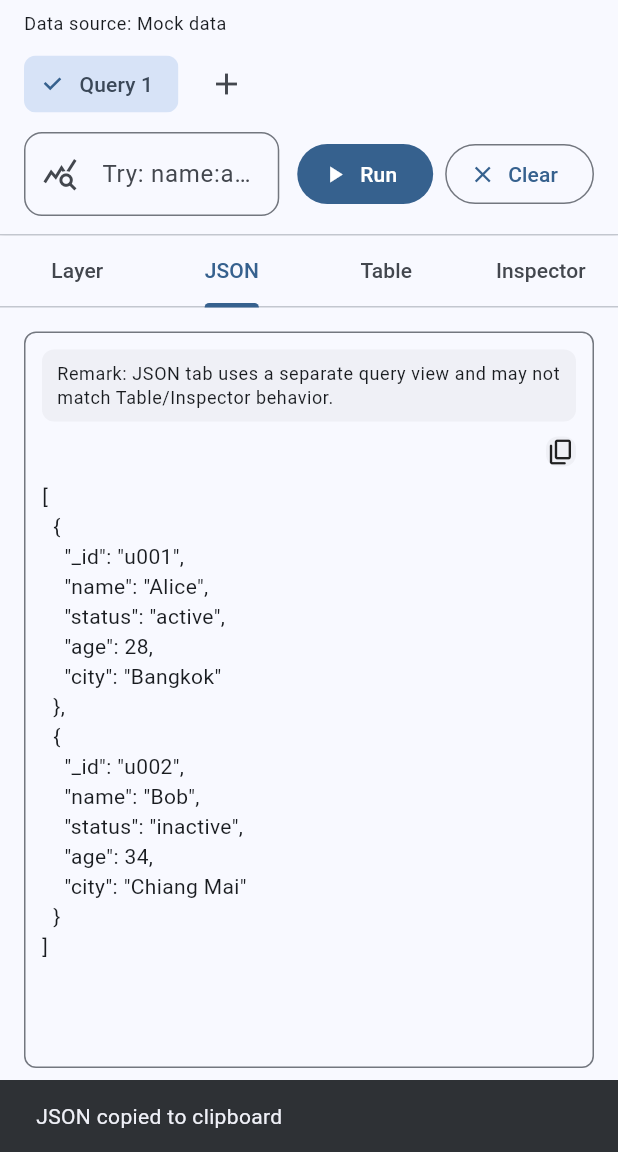
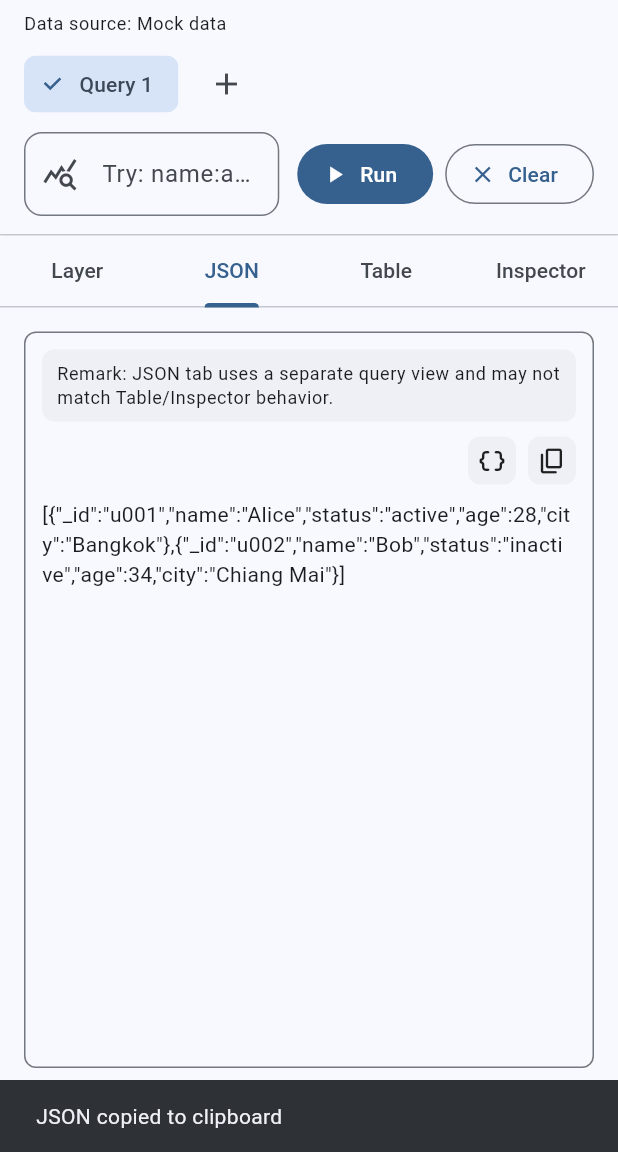
Before and after one commit to YongKhamchun/Realm-Gony3T, a Flutter app: the screen it shows after launch, tab 2 chosen, after a tap on the "content copy" icon, on a phone screen of 412 x 824 dp, the part 84-1236 px from its top. Run offline on Flutter 3.47's test engine with Material 3 defaults, Android fonts, the phone set to English and light mode, and no system bars; our stand-ins replace file_picker, flutter_riverpod, realm; missing offline and left inert: window_manager.

Commit message:
feat: add logic json display not pretty the first time and add button pretty json

```diff
--- a/lib/src/view/home/section/data_views_section.dart
+++ b/lib/src/view/home/section/data_views_section.dart
@@ -33,17 +33,34 @@ class InspectorTreeExpansionNotifier extends Notifier<Map<String, bool>> {
 
 const int _jsonPreviewLimit = 5;
 
+final _jsonRawProvider = Provider.family<String, _JsonRenderRequest>((
+  Ref ref,
+  _JsonRenderRequest request,
+) {
+  final List<Map<String, dynamic>> documentsForRender = _jsonPreviewDocuments(
+    request.documents,
+  );
+  return _buildCompactJson(documentsForRender);
+});
+
 final _jsonPrettyProvider = FutureProvider.family<String, _JsonRenderRequest>((
   Ref ref,
   _JsonRenderRequest request,
 ) async {
   await Future<void>.delayed(const Duration(milliseconds: 220));
-  final List<Map<String, dynamic>> documentsForRender =
-      request.documents.length <= _jsonPreviewLimit
-      ? request.documents
-      : request.documents.take(_jsonPreviewLimit).toList(growable: false);
+  final List<Map<String, dynamic>> documentsForRender = _jsonPreviewDocuments(
+    request.documents,
+  );
   return _buildPrettyJson(documentsForRender);
 });
+
+List<Map<String, dynamic>> _jsonPreviewDocuments(
+  List<Map<String, dynamic>> documents,
+) {
+  return documents.length <= _jsonPreviewLimit
+      ? documents
+      : documents.take(_jsonPreviewLimit).toList(growable: false);
+}
 
 class _JsonRenderRequest {
   const _JsonRenderRequest({required this.documents});
@@ -599,24 +616,54 @@ class _DeferredTabPlaceholder extends StatelessWidget {
   }
 }
 
-class HomeJsonView extends ConsumerWidget {
+class HomeJsonView extends ConsumerStatefulWidget {
   const HomeJsonView({super.key, required this.documents});
 
   final List<Map<String, dynamic>> documents;
 
   @override
-  Widget build(BuildContext context, WidgetRef ref) {
-    if (documents.isEmpty) {
+  ConsumerState<HomeJsonView> createState() => _HomeJsonViewState();
+}
+
+class _HomeJsonViewState extends ConsumerState<HomeJsonView> {
+  bool _isPrettyJsonEnabled = false;
+
+  @override
+  void didUpdateWidget(covariant HomeJsonView oldWidget) {
+    super.didUpdateWidget(oldWidget);
+    if (!identical(oldWidget.documents, widget.documents) &&
+        _isPrettyJsonEnabled) {
+      setState(() {
+        _isPrettyJsonEnabled = false;
+      });
+    }
+  }
+
+  @override
+  Widget build(BuildContext context) {
+    if (widget.documents.isEmpty) {
       return const Center(child: Text('No data found for this page'));
     }
 
+    final _JsonRenderRequest renderRequest = _JsonRenderRequest(
+      documents: widget.documents,
+    );
+    final String rawJson = ref.watch(_jsonRawProvider(renderRequest));
+
     final AsyncValue<String> prettyJsonAsync = ref.watch(
-      _jsonPrettyProvider(_JsonRenderRequest(documents: documents)),
-    );
-    final String? renderedJson = prettyJsonAsync.maybeWhen(
+      _jsonPrettyProvider(renderRequest),
+    );
+    final String? renderedPrettyJson = prettyJsonAsync.maybeWhen(
       data: (String data) => data,
       orElse: () => null,
     );
+
+    final bool canFormat = !_isPrettyJsonEnabled;
+    final bool isFormatting =
+        _isPrettyJsonEnabled && renderedPrettyJson == null;
+    final String? renderedJson = _isPrettyJsonEnabled
+        ? renderedPrettyJson
+        : rawJson;
 
     return Padding(
       padding: const EdgeInsets.all(16),
@@ -654,7 +701,7 @@ class HomeJsonView extends ConsumerWidget {
                     ),
                   ),
                 ),
-                if (documents.length > _jsonPreviewLimit)
+                if (widget.documents.length > _jsonPreviewLimit)
                   Padding(
                     padding: const EdgeInsets.only(bottom: 10),
                     child: Text(
@@ -664,9 +711,33 @@ class HomeJsonView extends ConsumerWidget {
                   ),
                 Padding(
                   padding: const EdgeInsets.only(bottom: 10),
-                  child: Align(
-                    alignment: Alignment.centerRight,
-                    child: GestureDetector(
+                  child: Row(
+                    mainAxisAlignment: MainAxisAlignment.end,
+                    children: <Widget>[
+                      GestureDetector(
+                        onTap: canFormat
+                            ? () {
+                                setState(() {
+                                  _isPrettyJsonEnabled = true;
+                                });
+                              }
+                            : null,
+                        child: DecoratedBox(
+                          decoration: BoxDecoration(
+                            color: Theme.of(context)
+                                .colorScheme
+                                .surfaceContainerHighest
+                                .withValues(alpha: canFormat ? 0.4 : 0.2),
+                            borderRadius: BorderRadius.circular(8),
+                          ),
+                          child: const Padding(
+                            padding: EdgeInsets.all(6),
+                            child: Icon(Icons.data_object_rounded, size: 20),
+                          ),
+                        ),
+                      ),
+                      const SizedBox(width: 8),
+                      GestureDetector(
                         onTap: renderedJson == null
                             ? null
                             : () async {
@@ -691,40 +762,43 @@ class HomeJsonView extends ConsumerWidget {
                                 .withValues(alpha: 0.4),
                             borderRadius: BorderRadius.circular(8),
                           ),
+                          child: const Padding(
+                            padding: EdgeInsets.all(6),
                             child: Icon(Icons.copy_rounded, size: 20),
                           ),
                         ),
                       ),
-                ),
+                    ],
+                  ),
+                ),
+                if (isFormatting)
+                  const Expanded(
+                    child: Center(
+                      child: SizedBox(
+                        width: 22,
+                        height: 22,
+                        child: CircularProgressIndicator(strokeWidth: 2.2),
+                      ),
+                    ),
+                  )
+                else
                   Expanded(
-                  child: prettyJsonAsync.when(
-                    data: (String data) {
-                      return CustomScrollView(
+                    child: renderedJson == null
+                        ? const Center(
+                            child: Text(
+                              'Unable to render JSON for this dataset',
+                            ),
+                          )
+                        : CustomScrollView(
                             physics: const ClampingScrollPhysics(),
                             slivers: <Widget>[
                               SliverToBoxAdapter(
                                 child: SelectableText(
-                              data,
+                                  renderedJson,
                                   style: const TextStyle(height: 1.4),
                                 ),
                               ),
                             ],
-                      );
-                    },
-                    loading: () {
-                      return const Center(
-                        child: SizedBox(
-                          width: 22,
-                          height: 22,
-                          child: CircularProgressIndicator(strokeWidth: 2.2),
-                        ),
-                      );
-                    },
-                    error: (Object _, StackTrace stackTrace) {
-                      return const Center(
-                        child: Text('Unable to render JSON for this dataset'),
-                      );
-                    },
                           ),
                   ),
               ],
@@ -1769,6 +1843,10 @@ String _encodePrettyJson(List<Map<String, dynamic>> documents) {
   return const JsonEncoder.withIndent('  ').convert(toJsonSafe(documents));
 }
 
+String _buildCompactJson(List<Map<String, dynamic>> documents) {
+  return jsonEncode(toJsonSafe(documents));
+}
+
 Future<String> _encodePrettyJsonChunked(
   List<Map<String, dynamic>> documents,
 ) async {
```
Lines whose indentation alone changed are shown as unchanged.
